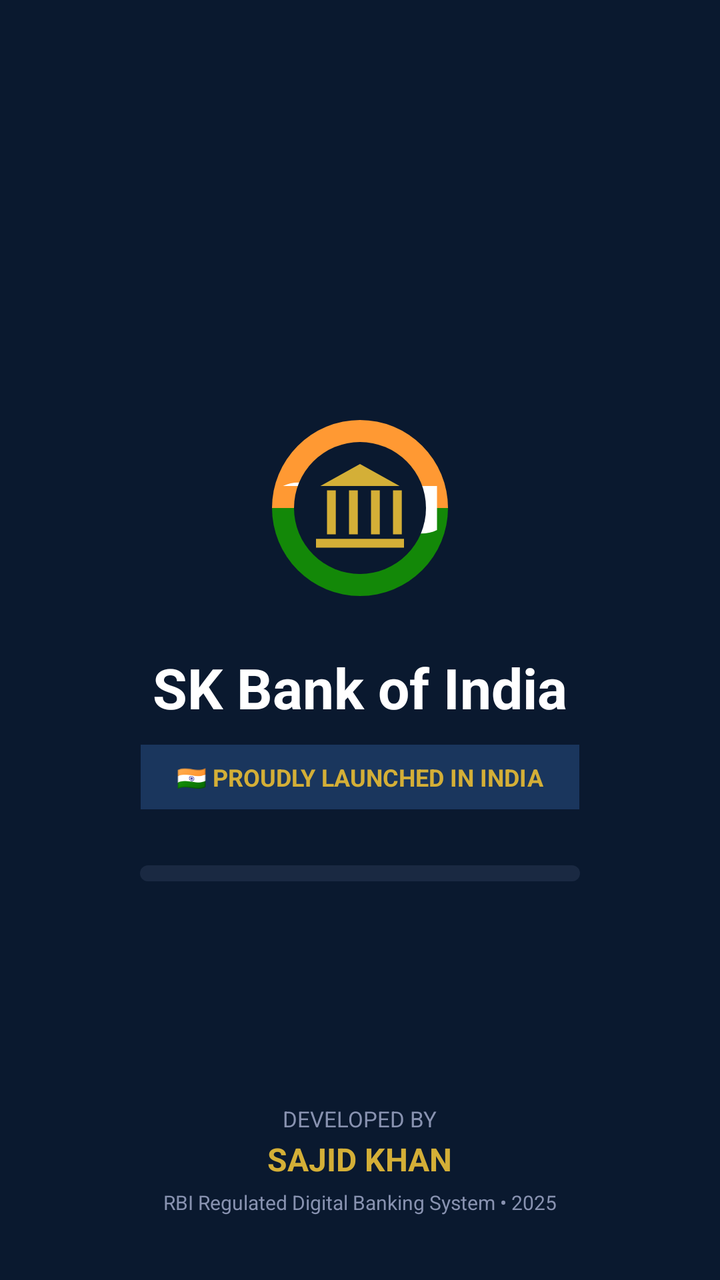
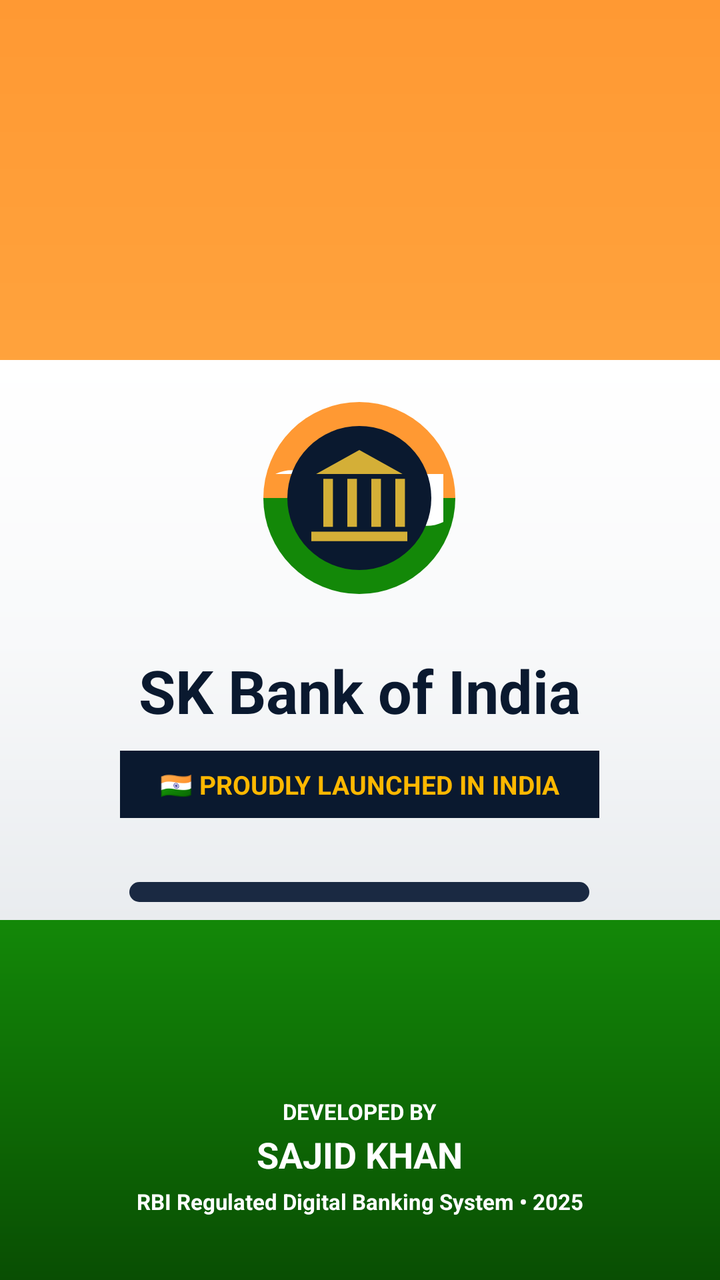

Screens rendered from an Android XML layout before and after an edit, with the pre-edit source and the edit as a unified diff.
<!-- AndroidManifest.xml: application theme Theme.SKBankOfIndia -->
<!-- res/layout/activity_splash.xml -->
<?xml version="1.0" encoding="utf-8"?>
<RelativeLayout xmlns:android="http://schemas.android.com/apk/res/android"
    android:layout_width="match_parent"
    android:layout_height="match_parent"
    android:background="#0A192F"
    android:padding="32dp">

    
    <LinearLayout
        android:layout_width="wrap_content"
        android:layout_height="wrap_content"
        android:layout_centerInParent="true"
        android:gravity="center"
        android:orientation="vertical">

        
        <ImageView
            android:id="@+id/ivBankLogo"
            android:layout_width="110dp"
            android:layout_height="110dp"
            android:contentDescription="SK Bank Tricolor Logo"
            android:src="@drawable/ic_bank_logo"
            android:layout_marginBottom="16dp" />

        <TextView
            android:id="@+id/tvLogoTitle"
            android:layout_width="wrap_content"
            android:layout_height="wrap_content"
            android:text="SK Bank of India"
            android:textColor="#FFFFFF"
            android:textSize="28sp"
            android:textStyle="bold" />

        <TextView
            android:layout_width="wrap_content"
            android:layout_height="wrap_content"
            android:layout_marginTop="10dp"
            android:background="#1A365D"
            android:paddingHorizontal="18dp"
            android:paddingVertical="8dp"
            android:text="🇮🇳 PROUDLY LAUNCHED IN INDIA"
            android:textColor="#D4AF37"
            android:textSize="12sp"
            android:textStyle="bold" />

        
        <ProgressBar
            android:id="@+id/pbSplashProgress"
            style="?android:attr/progressBarStyleHorizontal"
            android:layout_width="220dp"
            android:layout_height="8dp"
            android:layout_marginTop="28dp"
            android:indeterminate="false"
            android:max="100"
            android:progress="0"
            android:progressDrawable="@drawable/tricolor_progress_drawable" />

    </LinearLayout>

    
    <LinearLayout
        android:layout_width="wrap_content"
        android:layout_height="wrap_content"
        android:layout_alignParentBottom="true"
        android:layout_centerHorizontal="true"
        android:gravity="center"
        android:orientation="vertical">

        <TextView
            android:layout_width="wrap_content"
            android:layout_height="wrap_content"
            android:text="DEVELOPED BY"
            android:textColor="#8892B0"
            android:textSize="11sp" />

        <TextView
            android:layout_width="wrap_content"
            android:layout_height="wrap_content"
            android:layout_marginTop="2dp"
            android:text="SAJID KHAN"
            android:textColor="#D4AF37"
            android:textSize="16sp"
            android:textStyle="bold" />

        <TextView
            android:layout_width="wrap_content"
            android:layout_height="wrap_content"
            android:layout_marginTop="4dp"
            android:text="RBI Regulated Digital Banking System • 2025"
            android:textColor="#8892B0"
            android:textSize="10sp" />

    </LinearLayout>

</RelativeLayout>
<!-- resources referenced by this layout -->
<resources>
  <!-- drawable ic_bank_logo (drawable) -->
  <?xml version="1.0" encoding="utf-8"?>
  <vector xmlns:android="http://schemas.android.com/apk/res/android"
      android:width="120dp"
      android:height="120dp"
      android:viewportWidth="100"
      android:viewportHeight="100">
  
      
      
      <path
          android:fillColor="#FF9933"
          android:pathData="M10,50 A40,40 0 0,1 90,50 Z" />
  
      
      <path
          android:fillColor="#138808"
          android:pathData="M10,50 A40,40 0 0,0 90,50 Z" />
  
      
      <path
          android:fillColor="#FFFFFF"
          android:pathData="M15,40 C35,30 65,70 85,60 C85,50 85,50 85,40 Z" />
  
      
      <path
          android:fillColor="#0A192F"
          android:pathData="M50,50m-30,0a30,30 0 1,1 60,0a30,30 0 1,1 -60,0" />
  
      
      
      <path
          android:fillColor="#D4AF37"
          android:pathData="M50,30 L32,40 L68,40 Z" />
  
      
      <path
          android:fillColor="#D4AF37"
          android:pathData="M35,42 H39 V62 H35 Z M45,42 H49 V62 H45 Z M55,42 H59 V62 H55 Z M65,42 H69 V62 H65 Z" />
  
      
      <path
          android:fillColor="#D4AF37"
          android:pathData="M30,64 H70 V68 H30 Z" />
  
  </vector>
  <!-- drawable tricolor_progress_drawable (drawable) -->
  <?xml version="1.0" encoding="utf-8"?>
  <layer-list xmlns:android="http://schemas.android.com/apk/res/android">
      
      <item android:id="@android:id/background">
          <shape>
              <corners android:radius="10dp" />
              <solid android:color="#1A2942" />
          </shape>
      </item>
  
      
      <item android:id="@android:id/progress">
          <clip>
              <shape>
                  <corners android:radius="10dp" />
                  <gradient
                      android:angle="0"
                      android:startColor="#FF9933"
                      android:centerColor="#FFFFFF"
                      android:endColor="#138808"
                      android:type="linear" />
              </shape>
          </clip>
      </item>
  </layer-list>
  <style name="Theme.SKBankOfIndia" parent="Theme.Material3.DayNight.NoActionBar">
          <item name="colorPrimary">@color/purple_500</item>
          <item name="colorPrimaryVariant">@color/purple_700</item>
          <item name="colorOnPrimary">@color/white</item>
          <item name="colorSecondary">@color/teal_200</item>
      </style>
  <color name="purple_500">#5F259F</color>
  <color name="purple_700">#1B0B2E</color>
  <color name="white">#FFFFFFFF</color>
  <color name="teal_200">#FF03DAC5</color>
</resources>

<!-- the commit's change to res/layout/activity_splash.xml (unified diff, before → after) -->
@@ -2,7 +2,7 @@
 <RelativeLayout xmlns:android="http://schemas.android.com/apk/res/android"
     android:layout_width="match_parent"
     android:layout_height="match_parent"
-    android:background="#0A192F"
+    android:background="@drawable/indian_flag_wave_bg"
     android:padding="32dp">
 
     
@@ -16,8 +16,8 @@
         
         <ImageView
             android:id="@+id/ivBankLogo"
-            android:layout_width="110dp"
-            android:layout_height="110dp"
+            android:layout_width="120dp"
+            android:layout_height="120dp"
             android:contentDescription="SK Bank Tricolor Logo"
             android:src="@drawable/ic_bank_logo"
             android:layout_marginBottom="16dp" />
@@ -27,29 +27,29 @@
             android:layout_width="wrap_content"
             android:layout_height="wrap_content"
             android:text="SK Bank of India"
-            android:textColor="#FFFFFF"
-            android:textSize="28sp"
+            android:textColor="#0A192F"
+            android:textSize="30sp"
             android:textStyle="bold" />
 
         <TextView
             android:layout_width="wrap_content"
             android:layout_height="wrap_content"
             android:layout_marginTop="10dp"
-            android:background="#1A365D"
-            android:paddingHorizontal="18dp"
+            android:background="#0A192F"
+            android:paddingHorizontal="20dp"
             android:paddingVertical="8dp"
             android:text="🇮🇳 PROUDLY LAUNCHED IN INDIA"
-            android:textColor="#D4AF37"
-            android:textSize="12sp"
+            android:textColor="#FFB800"
+            android:textSize="13sp"
             android:textStyle="bold" />
 
         
         <ProgressBar
             android:id="@+id/pbSplashProgress"
             style="?android:attr/progressBarStyleHorizontal"
-            android:layout_width="220dp"
-            android:layout_height="8dp"
-            android:layout_marginTop="28dp"
+            android:layout_width="230dp"
+            android:layout_height="10dp"
+            android:layout_marginTop="32dp"
             android:indeterminate="false"
             android:max="100"
             android:progress="0"
@@ -70,16 +70,17 @@
             android:layout_width="wrap_content"
             android:layout_height="wrap_content"
             android:text="DEVELOPED BY"
-            android:textColor="#8892B0"
-            android:textSize="11sp" />
+            android:textColor="#FFFFFF"
+            android:textSize="11sp"
+            android:textStyle="bold" />
 
         <TextView
             android:layout_width="wrap_content"
             android:layout_height="wrap_content"
             android:layout_marginTop="2dp"
             android:text="SAJID KHAN"
-            android:textColor="#D4AF37"
-            android:textSize="16sp"
+            android:textColor="#FFFFFF"
+            android:textSize="18sp"
             android:textStyle="bold" />
 
         <TextView
@@ -87,8 +88,9 @@
             android:layout_height="wrap_content"
             android:layout_marginTop="4dp"
             android:text="RBI Regulated Digital Banking System • 2025"
-            android:textColor="#8892B0"
-            android:textSize="10sp" />
+            android:textColor="#FFFFFF"
+            android:textSize="11sp"
+            android:textStyle="bold" />
 
     </LinearLayout>
 
<!-- resource entries referenced after the edit -->
@@ -46,6 +46,49 @@
           android:pathData="M30,64 H70 V68 H30 Z" />
   
   </vector>
+  <!-- drawable indian_flag_wave_bg (drawable) -->
+  <?xml version="1.0" encoding="utf-8"?>
+  <layer-list xmlns:android="http://schemas.android.com/apk/res/android">
+  
+      
+      <item>
+          <shape android:shape="rectangle">
+              <gradient
+                  android:angle="270"
+                  android:startColor="#FF9933"
+                  android:centerColor="#FFAA44"
+                  android:endColor="#FFBB55"
+                  android:type="linear" />
+          </shape>
+      </item>
+  
+      
+      <item
+          android:top="180dp"
+          android:bottom="180dp">
+          <shape android:shape="rectangle">
+              <gradient
+                  android:angle="270"
+                  android:startColor="#FFFFFF"
+                  android:centerColor="#F8F9FA"
+                  android:endColor="#E9ECEF"
+                  android:type="linear" />
+          </shape>
+      </item>
+  
+      
+      <item android:top="460dp">
+          <shape android:shape="rectangle">
+              <gradient
+                  android:angle="270"
+                  android:startColor="#138808"
+                  android:centerColor="#0E6B05"
+                  android:endColor="#094E03"
+                  android:type="linear" />
+          </shape>
+      </item>
+  
+  </layer-list>
   <!-- drawable tricolor_progress_drawable (drawable) -->
   <?xml version="1.0" encoding="utf-8"?>
   <layer-list xmlns:android="http://schemas.android.com/apk/res/android">
